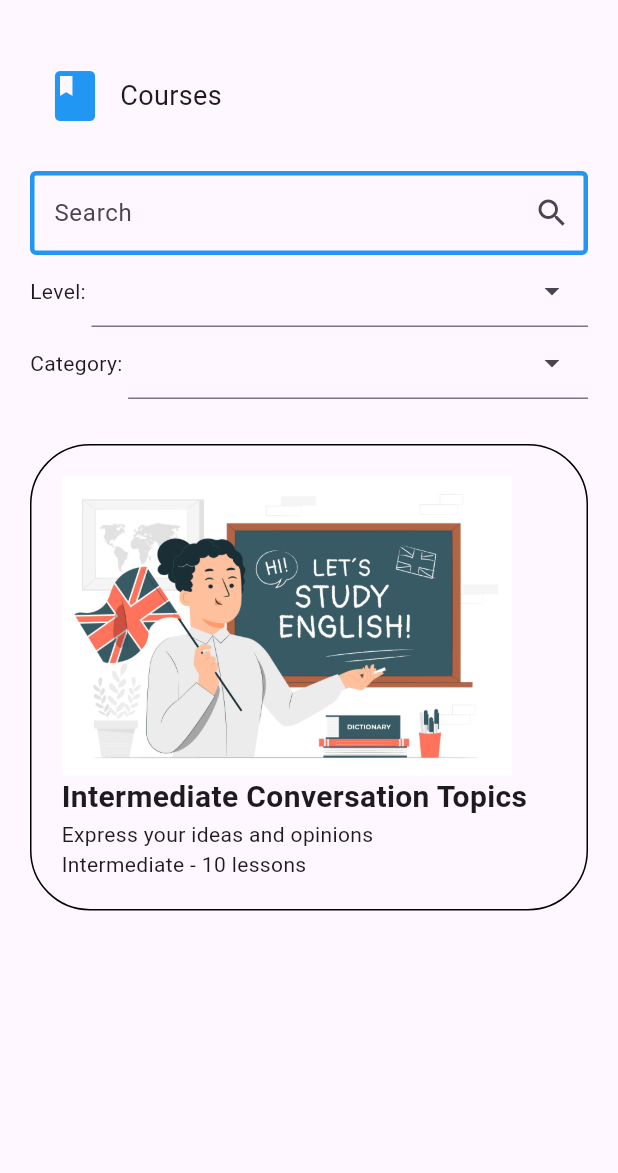
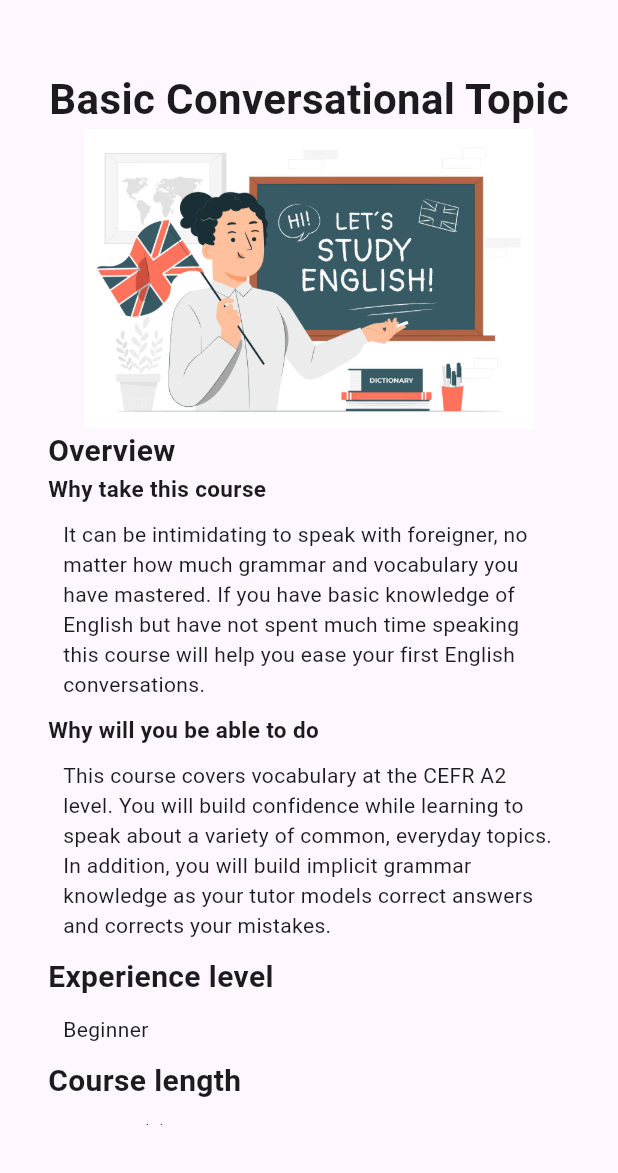
Before and after one commit to MarsonVo2002/1-on-1-Learning, a Flutter app: the screen it shows after launch, on a phone screen of 412 x 824 dp, the part 63-1236 px from its top. Run offline on Flutter 3.47's test engine with Material 2 defaults, Android fonts, the phone set to English and light mode, and no system bars.

Commit message:
Course info Screen

```diff
--- /dev/null
+++ b/lib/CourseInfo/OverviewSection/overview_section.dart
@@ -0,0 +1,42 @@
+import 'package:flutter/material.dart';
+
+class OverviewSection extends StatelessWidget {
+  const OverviewSection({super.key});
+
+  @override
+  Widget build(BuildContext context) {
+    // TODO: implement build
+    return const Column(
+      crossAxisAlignment: CrossAxisAlignment.start,
+      children: [
+        Text(
+          'Overview',
+          style: TextStyle(fontSize: 20, fontWeight: FontWeight.bold),
+        ),
+        Text(
+          'Why take this course',
+          style: TextStyle(fontSize: 15, fontWeight: FontWeight.bold),
+        ),
+        Padding(
+          padding:  EdgeInsets.all(10),
+          child: Text('It can be intimidating to speak with foreigner, '
+          'no matter how much grammar and vocabulary you have mastered. '
+          'If you have basic knowledge of English but have not spent much time speaking '
+          'this course will help you ease your first English conversations.')
+        ),
+        Text(
+          'Why will you be able to do',
+          style: TextStyle(fontSize: 15, fontWeight: FontWeight.bold),
+        ),
+        Padding(
+          padding:  EdgeInsets.all(10),
+          child: Text('This course covers vocabulary at the CEFR A2 level. '
+          'You will build confidence while learning to speak about a '
+          'variety of common, everyday topics. In addition, you will build implicit '
+          'grammar knowledge as your tutor models correct answers and corrects your mistakes.')
+        )
+
+      ],
+    );
+  }
+}
--- /dev/null
+++ b/lib/CourseInfo/course_info.dart
@@ -0,0 +1,53 @@
+import 'package:flutter/material.dart';
+import 'package:lettutor/CourseInfo/OverviewSection/overview_section.dart';
+
+class CourseInfo extends StatelessWidget {
+  const CourseInfo({super.key});
+
+  @override
+  Widget build(BuildContext context) {
+    // TODO: implement build
+    return Container(
+      padding: const EdgeInsets.all(32),
+      child: ListView(children: [
+        const Row(
+          mainAxisAlignment: MainAxisAlignment.center,
+          children: [
+            Text(
+              'Basic Conversational Topic',
+              style: TextStyle(fontSize: 28, fontWeight: FontWeight.bold),
+            )
+          ],
+        ),
+        const Image(
+          image: AssetImage('asset/images/English.jpg'),
+          width: 300,
+          height: 200,
+        ),
+        const OverviewSection(),
+        const Text(
+          'Experience level',
+          style: TextStyle(fontSize: 20, fontWeight: FontWeight.bold),
+        ),
+        const Padding(padding: EdgeInsets.all(10), child: Text('Beginner')),
+        const Text(
+          'Course length',
+          style: TextStyle(fontSize: 20, fontWeight: FontWeight.bold),
+        ),
+        const Padding(padding: EdgeInsets.all(10), child: Text('10 topic(s)')),
+        SizedBox(
+            width: double.infinity,
+            child: ElevatedButton(
+              onPressed: () {},
+              style: ElevatedButton.styleFrom(
+                primary: Colors.blue,
+              ),
+              child: const Text(
+                'Discover',
+                style: TextStyle(color: Colors.white, fontSize: 18),
+              ),
+            ))
+      ]),
+    );
+  }
+}
--- a/lib/main.dart
+++ b/lib/main.dart
@@ -1,5 +1,6 @@
 import 'package:flutter/material.dart';
 import 'package:lettutor/Course/course.dart';
+import 'package:lettutor/CourseInfo/course_info.dart';
 import 'package:lettutor/History/history.dart';
 import 'package:lettutor/Login/login.dart';
 import 'package:lettutor/Schedule/schedule.dart';
@@ -42,7 +43,7 @@ class MyApp extends StatelessWidget {
           title: const Text('Flutter layout demo'),
         ),
         body: const Center(
-          child: Course(),
+          child: CourseInfo(),
         ),
       ),
     );
```
